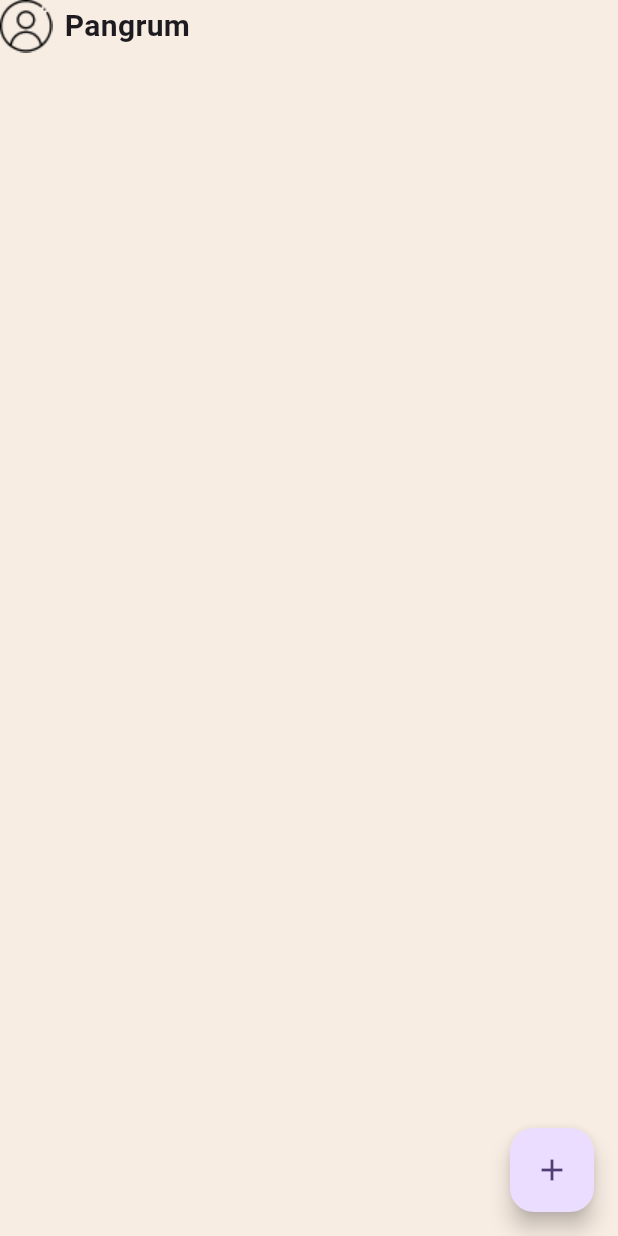
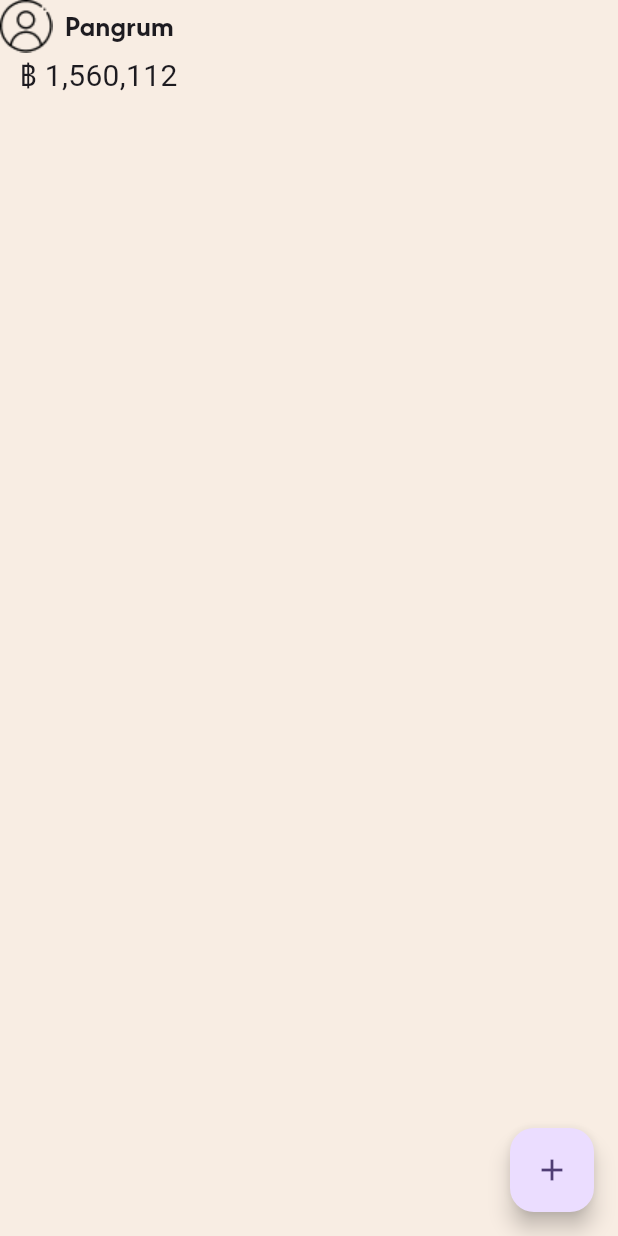
Before and after one commit to Pangrum112/mystylefashion, a Flutter app: the screen it shows after launch, on a phone screen of 412 x 824 dp. Run offline on Flutter 3.47's test engine with Material 3 defaults, Android fonts, the phone set to English and light mode, and no system bars.

Commit message:
today 18/2

```diff
--- a/lib/main.dart
+++ b/lib/main.dart
@@ -47,7 +47,7 @@ class _MyHomePageState extends State<MyHomePage> {
             child: SafeArea(
               child: Column(
                 mainAxisAlignment: MainAxisAlignment.start,
-                children: [Profile(),],
+                children: [Profile(), Mymoney()],
               ),
             ),
           ),
@@ -67,8 +67,18 @@ class _MyHomePageState extends State<MyHomePage> {
       const SizedBox(width: 8),
       SizedBox(height: 20),
       Text("Pangrum",
-          style: TextStyle(fontSize: 20, fontWeight: FontWeight.bold))
+          style: TextStyle(fontSize: 20, fontWeight: FontWeight.bold,
+              fontFamily: 'Afacad')),
     ]);
+  }
+
+  Row Mymoney() {
+    return Row(crossAxisAlignment: CrossAxisAlignment.end, children: [
+      const SizedBox(width: 8),
+      SizedBox(height: 20),
+      Text(" ฿ 1,560,112",
+        style: TextStyle(fontSize: 20,))
+    ],);
 
 
 
```
Also changed, not shown: pubspec.yaml (+4 -5 lines), asset/fonts/Afacad-VariableFont_wght.ttf (added).
